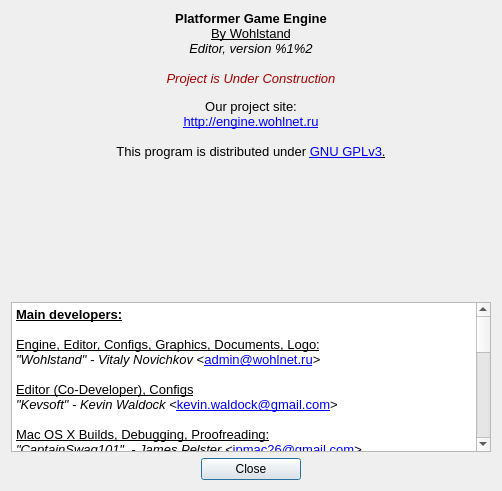
Above: Editor/about_dialog/aboutdialog.ui from WohlSoft/Moondust-Project before the change. Below: the same form after it.
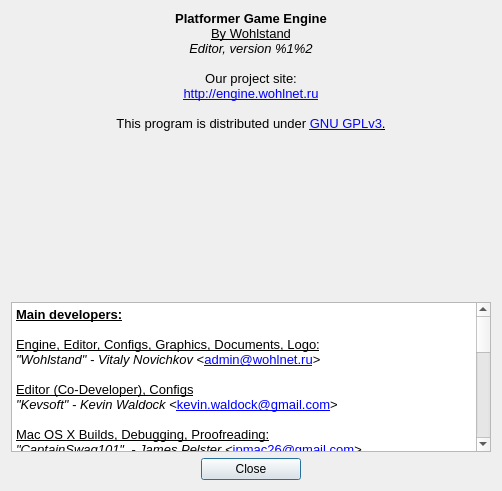
That is the form after the change. Icons and pictures are not drawn.

```diff
--- a/Editor/about_dialog/aboutdialog.ui
+++ b/Editor/about_dialog/aboutdialog.ui
@@ -92,7 +92,6 @@
 &lt;p align=&quot;center&quot; style=&quot; margin-top:0px; margin-bottom:0px; margin-left:0px; margin-right:0px; -qt-block-indent:0; text-indent:0px;&quot;&gt;&lt;span style=&quot; font-size:10pt;&quot;&gt;Platformer Game Engine&lt;/span&gt;&lt;/p&gt;
 &lt;p align=&quot;center&quot; style=&quot; margin-top:0px; margin-bottom:0px; margin-left:0px; margin-right:0px; -qt-block-indent:0; text-indent:0px;&quot;&gt;&lt;span style=&quot; font-size:10pt; font-weight:400; text-decoration: underline;&quot;&gt;By Wohlstand&lt;/span&gt;&lt;span style=&quot; font-size:10pt;&quot;&gt;&lt;br /&gt;&lt;/span&gt;&lt;span style=&quot; font-size:10pt; font-weight:400; font-style:italic;&quot;&gt;Editor, version %1%2&lt;/span&gt;&lt;/p&gt;
 &lt;p align=&quot;center&quot; style=&quot;-qt-paragraph-type:empty; margin-top:0px; margin-bottom:0px; margin-left:0px; margin-right:0px; -qt-block-indent:0; text-indent:0px; font-size:10pt; font-weight:400; font-style:italic;&quot;&gt;&lt;br /&gt;&lt;/p&gt;
-&lt;p align=&quot;center&quot; style=&quot; margin-top:0px; margin-bottom:0px; margin-left:0px; margin-right:0px; -qt-block-indent:0; text-indent:0px;&quot;&gt;&lt;span style=&quot; font-size:10pt; font-weight:400; font-style:italic; color:#aa0000;&quot;&gt;Project is Under Construction&lt;/span&gt;&lt;span style=&quot; font-size:10pt; font-weight:400;&quot;&gt;&lt;br /&gt;&lt;/span&gt;&lt;/p&gt;
 &lt;p align=&quot;center&quot; style=&quot; margin-top:0px; margin-bottom:0px; margin-left:0px; margin-right:0px; -qt-block-indent:0; text-indent:0px;&quot;&gt;&lt;span style=&quot; font-size:10pt; font-weight:400;&quot;&gt;Our project site:&lt;/span&gt;&lt;/p&gt;
 &lt;p align=&quot;center&quot; style=&quot; margin-top:0px; margin-bottom:0px; margin-left:0px; margin-right:0px; -qt-block-indent:0; text-indent:0px;&quot;&gt;&lt;a href=&quot;http://engine.wohlnet.ru&quot;&gt;&lt;span style=&quot; font-size:10pt; font-weight:400; text-decoration: underline; color:#0000ff;&quot;&gt;http://engine.wohlnet.ru&lt;/span&gt;&lt;/a&gt;&lt;/p&gt;
 &lt;p align=&quot;center&quot; style=&quot;-qt-paragraph-type:empty; margin-top:0px; margin-bottom:0px; margin-left:0px; margin-right:0px; -qt-block-indent:0; text-indent:0px; font-size:10pt; font-weight:400; text-decoration: underline; color:#0000ff;&quot;&gt;&lt;br /&gt;&lt;/p&gt;
```
